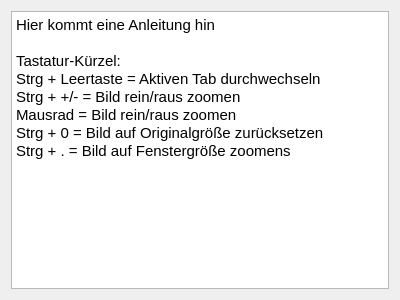
First picture: the form in src/gui/instructiondialog.ui, repository Otrin/GIF-LZW, before the edit.
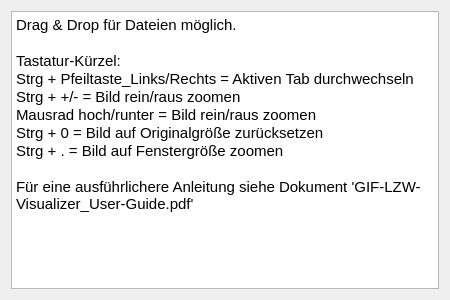
Second picture: the form after the edit.

Commit message: - Fixed some Translations - Deleted translations for the Tab3 Labels -> Johannes takes care of them

Patch:
```diff
--- a/src/gui/instructiondialog.ui
+++ b/src/gui/instructiondialog.ui
@@ -6,7 +6,7 @@
    <rect>
     <x>0</x>
     <y>0</y>
-    <width>400</width>
+    <width>450</width>
     <height>300</height>
    </rect>
   </property>
@@ -21,14 +21,19 @@
 &lt;html&gt;&lt;head&gt;&lt;meta name=&quot;qrichtext&quot; content=&quot;1&quot; /&gt;&lt;style type=&quot;text/css&quot;&gt;
 p, li { white-space: pre-wrap; }
 &lt;/style&gt;&lt;/head&gt;&lt;body style=&quot; font-family:'Ubuntu'; font-size:11pt; font-weight:400; font-style:normal;&quot;&gt;
-&lt;p style=&quot; margin-top:0px; margin-bottom:0px; margin-left:0px; margin-right:0px; -qt-block-indent:0; text-indent:0px;&quot;&gt;Hier kommt eine Anleitung hin&lt;/p&gt;
+&lt;p style=&quot; margin-top:0px; margin-bottom:0px; margin-left:0px; margin-right:0px; -qt-block-indent:0; text-indent:0px;&quot;&gt;Drag &amp;amp; Drop für Dateien möglich.&lt;/p&gt;
 &lt;p style=&quot;-qt-paragraph-type:empty; margin-top:0px; margin-bottom:0px; margin-left:0px; margin-right:0px; -qt-block-indent:0; text-indent:0px;&quot;&gt;&lt;br /&gt;&lt;/p&gt;
 &lt;p style=&quot; margin-top:0px; margin-bottom:0px; margin-left:0px; margin-right:0px; -qt-block-indent:0; text-indent:0px;&quot;&gt;Tastatur-Kürzel:&lt;/p&gt;
-&lt;p style=&quot; margin-top:0px; margin-bottom:0px; margin-left:0px; margin-right:0px; -qt-block-indent:0; text-indent:0px;&quot;&gt;Strg + Leertaste = Aktiven Tab durchwechseln&lt;/p&gt;
+&lt;p style=&quot; margin-top:0px; margin-bottom:0px; margin-left:0px; margin-right:0px; -qt-block-indent:0; text-indent:0px;&quot;&gt;Strg + Pfeiltaste_Links/Rechts = Aktiven Tab durchwechseln&lt;/p&gt;
 &lt;p style=&quot; margin-top:0px; margin-bottom:0px; margin-left:0px; margin-right:0px; -qt-block-indent:0; text-indent:0px;&quot;&gt;Strg + +/- = Bild rein/raus zoomen&lt;/p&gt;
-&lt;p style=&quot; margin-top:0px; margin-bottom:0px; margin-left:0px; margin-right:0px; -qt-block-indent:0; text-indent:0px;&quot;&gt;Mausrad = Bild rein/raus zoomen&lt;/p&gt;
+&lt;p style=&quot; margin-top:0px; margin-bottom:0px; margin-left:0px; margin-right:0px; -qt-block-indent:0; text-indent:0px;&quot;&gt;Mausrad hoch/runter = Bild rein/raus zoomen&lt;/p&gt;
 &lt;p style=&quot; margin-top:0px; margin-bottom:0px; margin-left:0px; margin-right:0px; -qt-block-indent:0; text-indent:0px;&quot;&gt;Strg + 0 = Bild auf Originalgröße zurücksetzen&lt;/p&gt;
-&lt;p style=&quot; margin-top:0px; margin-bottom:0px; margin-left:0px; margin-right:0px; -qt-block-indent:0; text-indent:0px;&quot;&gt;Strg + . = Bild auf Fenstergröße zoomens&lt;/p&gt;&lt;/body&gt;&lt;/html&gt;</string>
+&lt;p style=&quot; margin-top:0px; margin-bottom:0px; margin-left:0px; margin-right:0px; -qt-block-indent:0; text-indent:0px;&quot;&gt;Strg + . = Bild auf Fenstergröße zoomen&lt;/p&gt;
+&lt;p style=&quot;-qt-paragraph-type:empty; margin-top:0px; margin-bottom:0px; margin-left:0px; margin-right:0px; -qt-block-indent:0; text-indent:0px;&quot;&gt;&lt;br /&gt;&lt;/p&gt;
+&lt;p style=&quot; margin-top:0px; margin-bottom:0px; margin-left:0px; margin-right:0px; -qt-block-indent:0; text-indent:0px;&quot;&gt;Für eine ausführlichere Anleitung siehe Dokument 'GIF-LZW-Visualizer_User-Guide.pdf'   &lt;/p&gt;&lt;/body&gt;&lt;/html&gt;</string>
+     </property>
+     <property name="placeholderText">
+      <string/>
      </property>
     </widget>
    </item>
```
The commit also changes 6 other files.
